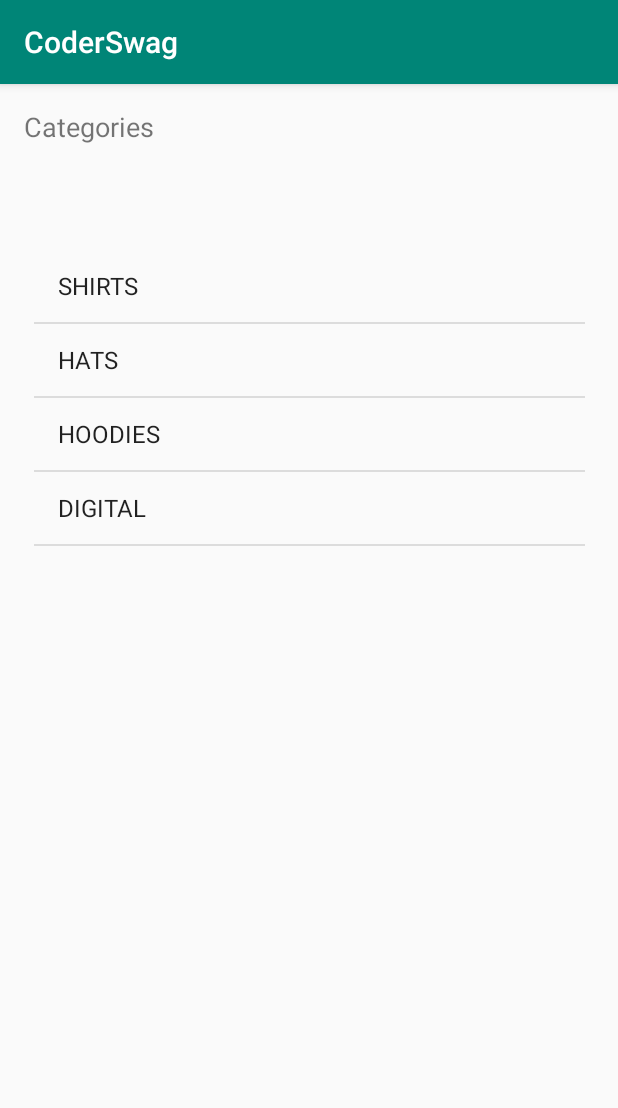
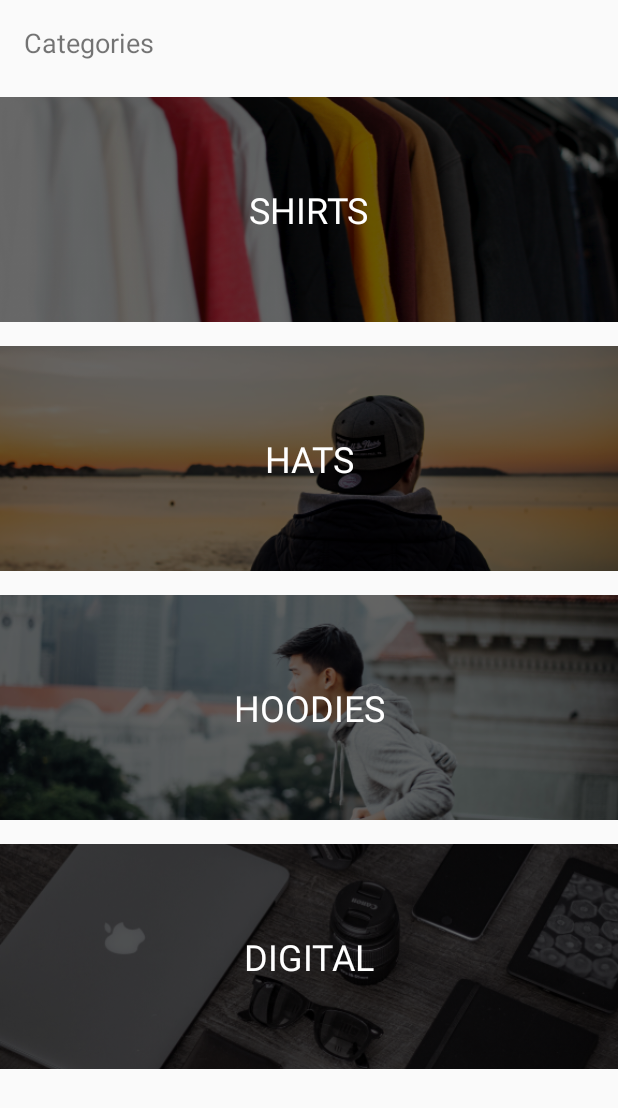
Before and after one commit to ejfr1985/CoderSwag, an Android app: the screen it shows after launch (MainActivity), on a phone screen of 412 x 824 dp. Shown: the top 1108 px of the screen. Run offline under Robolectric (Android 15) with nearby library versions, the phone set to English and light mode, and no system bars.

Commit message:
Views not recycled

```diff
--- /dev/null
+++ b/app/src/main/java/com/ejfr1985/coderswag/Adapters/CategoryAdapter.kt
@@ -0,0 +1,48 @@
+package com.ejfr1985.coderswag.Adapters
+
+import android.content.Context
+import android.view.LayoutInflater
+import android.view.View
+import android.view.ViewGroup
+import android.widget.BaseAdapter
+import android.widget.ImageView
+import android.widget.TextView
+import com.ejfr1985.coderswag.Model.Category
+import com.ejfr1985.coderswag.R
+
+class CategoryAdapter(context: Context, categories: List<Category>) : BaseAdapter() {
+
+    val context = context
+    val categories = categories
+
+    override fun getView(position: Int, convertView: View?, parent: ViewGroup?): View {
+        val categoryView: View
+
+        categoryView = LayoutInflater.from(context).inflate(R.layout.category_list_item, null)
+        val categoryImage: ImageView = categoryView.findViewById(R.id.categoryImage)
+        val categoryText: TextView = categoryView.findViewById(R.id.categoryText)
+
+        val category = categories[position]
+
+        val resourceId = context.resources.getIdentifier(category.image, "drawable", context.packageName)
+
+        categoryImage.setImageResource(resourceId)
+        categoryText.text = category.title
+
+        return categoryView
+    }
+
+    override fun getItem(position: Int): Any {
+        return categories[position]
+    }
+
+    override fun getItemId(position: Int): Long {
+        return 0
+    }
+
+    override fun getCount(): Int {
+        return categories.count()
+    }
+
+
+}
--- a/app/src/main/java/com/ejfr1985/coderswag/Controller/MainActivity.kt
+++ b/app/src/main/java/com/ejfr1985/coderswag/Controller/MainActivity.kt
@@ -4,6 +4,7 @@ import android.content.AbstractThreadedSyncAdapter
 import android.support.v7.app.AppCompatActivity
 import android.os.Bundle
 import android.widget.ArrayAdapter
+import com.ejfr1985.coderswag.Adapters.CategoryAdapter
 import com.ejfr1985.coderswag.Model.Category
 import com.ejfr1985.coderswag.R
 import com.ejfr1985.coderswag.Services.DataService
@@ -11,19 +12,14 @@ import kotlinx.android.synthetic.main.activity_main.*
 
 class MainActivity : AppCompatActivity() {
 
-    lateinit var adapter: ArrayAdapter<Category>
+    lateinit var adapter: CategoryAdapter
     override fun onCreate(savedInstanceState: Bundle?) {
         super.onCreate(savedInstanceState)
         setContentView(R.layout.activity_main)
 
-        adapter = ArrayAdapter(
-            this,
-            android.R.layout.simple_list_item_1,
-            DataService.categories
-        )
+        adapter = CategoryAdapter(this, DataService.categories)
 
         categoryListView.adapter = adapter
 
-
     }
 }
--- a/app/src/main/res/layout/activity_main.xml
+++ b/app/src/main/res/layout/activity_main.xml
@@ -15,12 +15,17 @@
             app:layout_constraintTop_toTopOf="parent"
             android:layout_marginTop="16dp" android:layout_marginLeft="16dp" android:textSize="18sp"
             android:id="@+id/textView"/>
+
     <ListView
-            android:layout_width="367dp"
-            android:layout_height="588dp" android:layout_marginTop="8dp"
-            app:layout_constraintTop_toBottomOf="@+id/textView" app:layout_constraintStart_toStartOf="parent"
-            android:layout_marginStart="8dp" app:layout_constraintEnd_toEndOf="parent" android:layout_marginEnd="8dp"
-            android:layout_marginBottom="8dp" app:layout_constraintBottom_toBottomOf="parent"
-            android:id="@+id/categoryListView" app:layout_constraintVertical_bias="0.505"/>
+        android:id="@+id/categoryListView"
+        android:layout_width="0dp"
+        android:layout_height="0dp"
+        android:layout_marginTop="16dp"
+        app:layout_constraintBottom_toBottomOf="parent"
+        app:layout_constraintEnd_toEndOf="parent"
+        app:layout_constraintStart_toStartOf="parent"
+        app:layout_constraintTop_toBottomOf="@+id/textView"
+        app:layout_constraintVertical_bias="0.505"
+        android:divider="@null"/>
 
 </android.support.constraint.ConstraintLayout>
--- a/app/src/main/res/values/styles.xml
+++ b/app/src/main/res/values/styles.xml
@@ -1,7 +1,7 @@
 <resources>
 
     <!-- Base application theme. -->
-    <style name="AppTheme" parent="Theme.AppCompat.Light.DarkActionBar">
+    <style name="AppTheme" parent="Theme.AppCompat.Light.NoActionBar">
         <!-- Customize your theme here. -->
         <item name="colorPrimary">@color/colorPrimary</item>
         <item name="colorPrimaryDark">@color/colorPrimaryDark</item>
```
